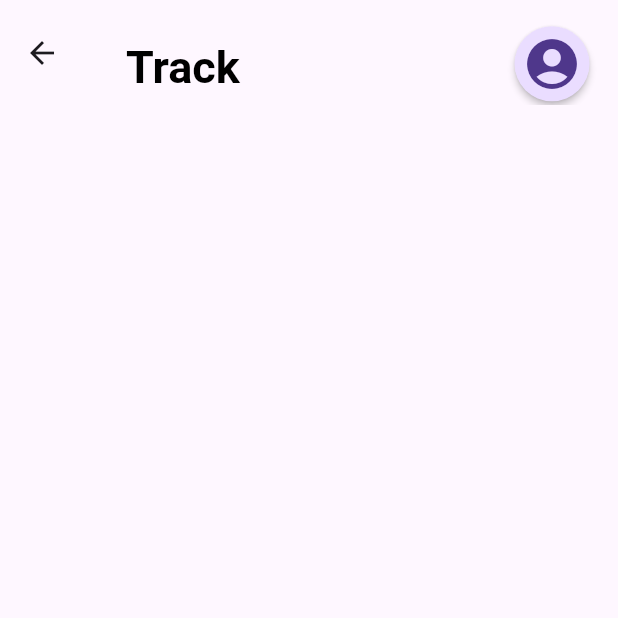
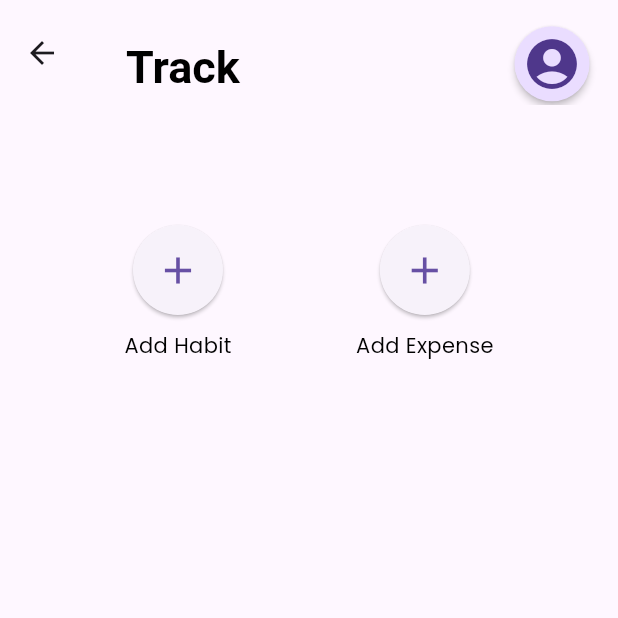
Before and after one commit to abey-joseph/track, a Flutter app: the HomePage screen opened directly, on a phone screen of 412 x 824 dp, the top half of it. Run offline on Flutter 3.47's test engine with Material 3 defaults, Android fonts, the phone set to English and light mode, and no system bars; our stand-ins replace bloc, flutter_bloc, freezed_annotation, get_it, go_router, google_fonts and 4 more; accounts and stored records are empty.

Commit message:
App bar updated for home page

```diff
--- a/lib/features/common/presentation/pages/home_page.dart
+++ b/lib/features/common/presentation/pages/home_page.dart
@@ -1,5 +1,6 @@
 import 'package:flutter/material.dart';
 import 'package:track/core/use_cases/widgets/titile_action_button.dart';
+import 'package:track/features/common/presentation/widgets/home_page/app_bar_widget.dart';
 
 class HomePage extends StatelessWidget {
   const HomePage({super.key});
@@ -11,6 +12,7 @@ class HomePage extends StatelessWidget {
       slivers: [
         SliverAppBar(
           toolbarHeight: 70,
+          expandedHeight: 250,
           title: Padding(
             padding: const EdgeInsets.only(left: 12.0, top: 20),
             child: Text("Track"),
@@ -23,7 +25,9 @@ class HomePage extends StatelessWidget {
                   titleActionButton(icon: Icons.account_circle, onTap: () {}),
             )
           ],
-        )
+          flexibleSpace: AppBarWidget(),
+        ),
+        SliverList(delegate: SliverChildListDelegate([]))
       ],
     ));
   }
--- /dev/null
+++ b/lib/features/common/presentation/widgets/home_page/app_bar_widget.dart
@@ -0,0 +1,34 @@
+import 'package:flutter/material.dart';
+import 'package:track/features/common/presentation/widgets/home_page/home_page_add_button.dart';
+
+class AppBarWidget extends StatelessWidget {
+  const AppBarWidget({super.key});
+
+  @override
+  Widget build(BuildContext context) {
+    return FlexibleSpaceBar(
+      background: Padding(
+        padding: const EdgeInsets.only(top: 140),
+        child: SizedBox(
+            // color: Colors.red,
+            height: 320,
+            width: MediaQuery.of(context).size.width,
+            child: Center(
+              child: Row(
+                mainAxisAlignment: MainAxisAlignment.spaceEvenly,
+                children: [
+                  HomePageAddButton(
+                    subText: 'Add Habit',
+                    onTap: () {},
+                  ),
+                  HomePageAddButton(
+                    subText: 'Add Expense',
+                    onTap: () {},
+                  ),
+                ],
+              ),
+            )),
+      ),
+    );
+  }
+}
--- /dev/null
+++ b/lib/features/common/presentation/widgets/home_page/home_page_add_button.dart
@@ -0,0 +1,30 @@
+import 'package:flutter/material.dart';
+
+class HomePageAddButton extends StatelessWidget {
+  const HomePageAddButton(
+      {super.key, required this.onTap, required this.subText});
+
+  final VoidCallback onTap;
+  final String subText;
+
+  @override
+  Widget build(BuildContext context) {
+    return Column(
+      mainAxisAlignment: MainAxisAlignment.center,
+      spacing: 10,
+      children: [
+        ElevatedButton(
+            onPressed: onTap,
+            style: ElevatedButton.styleFrom(
+              padding: EdgeInsets.all(0),
+              iconSize: 30,
+              minimumSize: Size(60, 60),
+              shape: RoundedRectangleBorder(
+                  borderRadius: BorderRadius.all(Radius.circular(90))),
+            ),
+            child: Icon(Icons.add)),
+        Text(subText),
+      ],
+    );
+  }
+}
--- a/lib/features/common/presentation/widgets/home_screen/navi_bar.dart
+++ b/lib/features/common/presentation/widgets/home_screen/navi_bar.dart
@@ -1,8 +1,5 @@
-import 'dart:developer';
-
 import 'package:flutter/material.dart';
 import 'package:flutter_bloc/flutter_bloc.dart';
-import 'package:track/core/use_cases/constants/colors.dart';
 import 'package:track/core/utils/injection/get_it.dart';
 import 'package:track/features/common/presentation/bloc/track_bloc/track_bloc.dart';
 
--- a/lib/main.dart
+++ b/lib/main.dart
@@ -1,6 +1,5 @@
 import 'package:flutter/material.dart';
 import 'package:flutter_bloc/flutter_bloc.dart';
-import 'package:google_fonts/google_fonts.dart';
 import 'package:track/core/use_cases/constants/colors.dart';
 import 'package:track/core/use_cases/theme/dark_theme.dart';
 import 'package:track/core/use_cases/theme/light_theme.dart';
```
